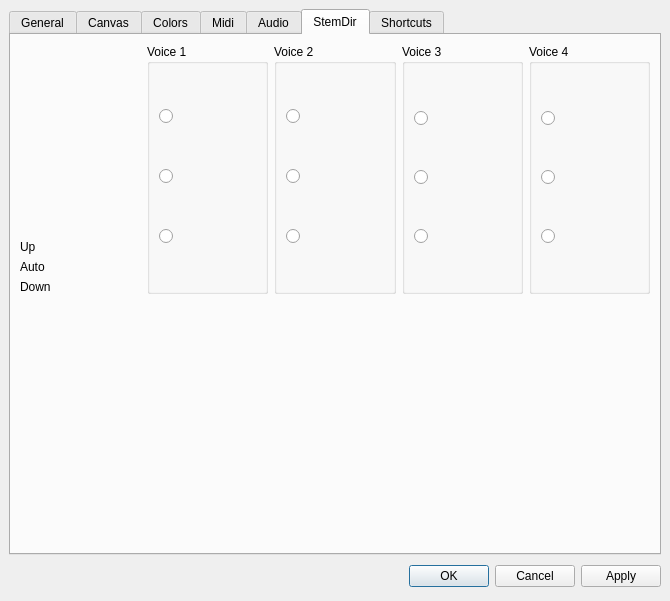
The window that mscore/mscore/prefsdialog.ui (musescore/musescore-old) describes before a commit, drawn with Qt 5.
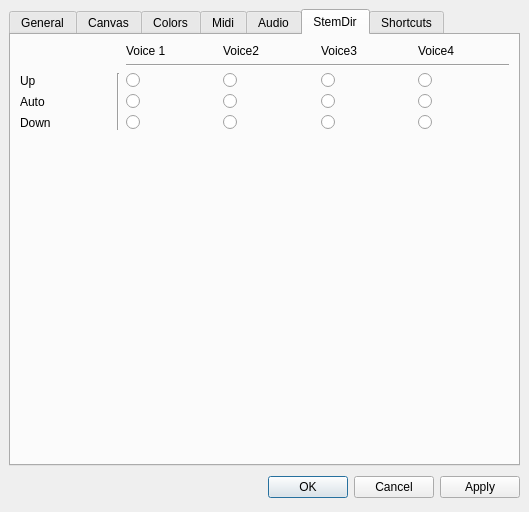
The same window after the commit. The open tabs and pages were chosen to show the change. Icons and pictures are not drawn. Custom widgets are drawn as their Qt base class.

The edit to the form file:
```diff
--- a/mscore/mscore/prefsdialog.ui
+++ b/mscore/mscore/prefsdialog.ui
@@ -5,8 +5,8 @@
    <rect>
     <x>0</x>
     <y>0</y>
-    <width>670</width>
-    <height>601</height>
+    <width>529</width>
+    <height>512</height>
    </rect>
   </property>
   <property name="windowTitle" >
@@ -1308,282 +1308,166 @@
        <string>StemDir</string>
       </attribute>
       <layout class="QGridLayout" >
-       <property name="leftMargin" >
-        <number>9</number>
-       </property>
-       <property name="topMargin" >
-        <number>9</number>
-       </property>
-       <property name="rightMargin" >
-        <number>9</number>
-       </property>
-       <property name="bottomMargin" >
-        <number>9</number>
-       </property>
-       <property name="horizontalSpacing" >
-        <number>6</number>
-       </property>
-       <property name="verticalSpacing" >
-        <number>6</number>
-       </property>
-       <item row="1" column="0" >
-        <spacer>
-         <property name="orientation" >
-          <enum>Qt::Vertical</enum>
-         </property>
-         <property name="sizeHint" >
-          <size>
-           <width>20</width>
-           <height>191</height>
-          </size>
-         </property>
-        </spacer>
-       </item>
-       <item row="0" column="4" >
-        <widget class="QGroupBox" name="voiceGroupBox4" >
-         <property name="title" >
-          <string>Voice 4</string>
-         </property>
-         <property name="flat" >
-          <bool>true</bool>
-         </property>
-         <layout class="QVBoxLayout" >
-          <property name="spacing" >
-           <number>6</number>
-          </property>
-          <property name="leftMargin" >
-           <number>9</number>
-          </property>
-          <property name="topMargin" >
-           <number>9</number>
-          </property>
-          <property name="rightMargin" >
-           <number>9</number>
-          </property>
-          <property name="bottomMargin" >
-           <number>9</number>
-          </property>
-          <item>
-           <widget class="QRadioButton" name="upRadioButton4" >
-            <property name="text" >
-             <string/>
-            </property>
-           </widget>
-          </item>
-          <item>
-           <widget class="QRadioButton" name="autoRadioButton4" >
-            <property name="text" >
-             <string/>
-            </property>
-           </widget>
-          </item>
-          <item>
-           <widget class="QRadioButton" name="downRadioButton4" >
-            <property name="text" >
-             <string/>
-            </property>
-           </widget>
-          </item>
-         </layout>
-        </widget>
-       </item>
-       <item row="0" column="3" >
-        <widget class="QGroupBox" name="voiceGroupBox3" >
-         <property name="title" >
-          <string>Voice 3</string>
-         </property>
-         <property name="flat" >
-          <bool>true</bool>
-         </property>
-         <layout class="QVBoxLayout" >
-          <property name="spacing" >
-           <number>6</number>
-          </property>
-          <property name="leftMargin" >
-           <number>9</number>
-          </property>
-          <property name="topMargin" >
-           <number>9</number>
-          </property>
-          <property name="rightMargin" >
-           <number>9</number>
-          </property>
-          <property name="bottomMargin" >
-           <number>9</number>
-          </property>
-          <item>
-           <widget class="QRadioButton" name="upRadioButton3" >
-            <property name="text" >
-             <string/>
-            </property>
-           </widget>
-          </item>
-          <item>
-           <widget class="QRadioButton" name="autoRadioButton3" >
-            <property name="text" >
-             <string/>
-            </property>
-           </widget>
-          </item>
-          <item>
-           <widget class="QRadioButton" name="downRadioButton3" >
-            <property name="text" >
-             <string/>
-            </property>
-           </widget>
-          </item>
-         </layout>
-        </widget>
-       </item>
-       <item row="0" column="0" >
-        <layout class="QVBoxLayout" >
-         <property name="spacing" >
-          <number>6</number>
-         </property>
-         <property name="leftMargin" >
-          <number>0</number>
-         </property>
-         <property name="topMargin" >
-          <number>0</number>
-         </property>
-         <property name="rightMargin" >
-          <number>0</number>
-         </property>
-         <property name="bottomMargin" >
-          <number>0</number>
-         </property>
-         <item>
-          <spacer>
-           <property name="orientation" >
-            <enum>Qt::Vertical</enum>
-           </property>
-           <property name="sizeHint" >
-            <size>
-             <width>20</width>
-             <height>40</height>
-            </size>
-           </property>
-          </spacer>
-         </item>
-         <item>
-          <widget class="QLabel" name="upLabel" >
-           <property name="text" >
-            <string>Up</string>
-           </property>
-          </widget>
-         </item>
-         <item>
-          <widget class="QLabel" name="autoLabel" >
-           <property name="text" >
-            <string>Auto</string>
-           </property>
-          </widget>
-         </item>
-         <item>
-          <widget class="QLabel" name="downLabel" >
-           <property name="text" >
-            <string>Down</string>
-           </property>
-          </widget>
-         </item>
-        </layout>
-       </item>
-       <item row="0" column="1" >
-        <widget class="QGroupBox" name="voiceGroupBox1" >
-         <property name="title" >
+       <item row="0" column="2" >
+        <widget class="QLabel" name="label_22" >
+         <property name="text" >
           <string>Voice 1</string>
          </property>
-         <property name="flat" >
-          <bool>true</bool>
+        </widget>
+       </item>
+       <item row="0" column="3" >
+        <widget class="QLabel" name="label_23" >
+         <property name="text" >
+          <string>Voice2</string>
          </property>
-         <layout class="QVBoxLayout" >
-          <property name="spacing" >
-           <number>9</number>
-          </property>
-          <property name="leftMargin" >
-           <number>9</number>
-          </property>
-          <property name="topMargin" >
-           <number>9</number>
-          </property>
-          <property name="rightMargin" >
-           <number>9</number>
-          </property>
-          <property name="bottomMargin" >
-           <number>9</number>
-          </property>
-          <item>
-           <widget class="QRadioButton" name="upRadioButton1" >
-            <property name="text" >
-             <string/>
-            </property>
-           </widget>
-          </item>
-          <item>
-           <widget class="QRadioButton" name="autoRadioButton1" >
-            <property name="text" >
-             <string/>
-            </property>
-           </widget>
-          </item>
-          <item>
-           <widget class="QRadioButton" name="downRadioButton1" >
-            <property name="text" >
-             <string/>
-            </property>
-           </widget>
-          </item>
-         </layout>
         </widget>
        </item>
-       <item row="0" column="2" >
-        <widget class="QGroupBox" name="voiceGroupBox2" >
-         <property name="title" >
-          <string>Voice 2</string>
+       <item row="0" column="4" >
+        <widget class="QLabel" name="label_24" >
+         <property name="text" >
+          <string>Voice3</string>
          </property>
-         <property name="flat" >
-          <bool>true</bool>
+        </widget>
+       </item>
+       <item row="0" column="5" >
+        <widget class="QLabel" name="label_25" >
+         <property name="text" >
+          <string>Voice4</string>
          </property>
-         <layout class="QVBoxLayout" >
-          <property name="spacing" >
-           <number>9</number>
-          </property>
-          <property name="leftMargin" >
-           <number>9</number>
-          </property>
-          <property name="topMargin" >
-           <number>9</number>
-          </property>
-          <property name="rightMargin" >
-           <number>9</number>
-          </property>
-          <property name="bottomMargin" >
-           <number>9</number>
-          </property>
-          <item>
-           <widget class="QRadioButton" name="upRadioButton2" >
-            <property name="text" >
-             <string/>
-            </property>
-           </widget>
-          </item>
-          <item>
-           <widget class="QRadioButton" name="autoRadioButton2" >
-            <property name="text" >
-             <string/>
-            </property>
-           </widget>
-          </item>
-          <item>
-           <widget class="QRadioButton" name="downRadioButton2" >
-            <property name="text" >
-             <string/>
-            </property>
-           </widget>
-          </item>
-         </layout>
         </widget>
        </item>
+       <item row="1" column="2" colspan="4" >
+        <widget class="Line" name="line" >
+         <property name="orientation" >
+          <enum>Qt::Horizontal</enum>
+         </property>
+        </widget>
+       </item>
+       <item row="2" column="0" >
+        <widget class="QLabel" name="upLabel" >
+         <property name="text" >
+          <string>Up</string>
+         </property>
+        </widget>
+       </item>
+       <item rowspan="3" row="2" column="1" >
+        <widget class="Line" name="line_2" >
+         <property name="orientation" >
+          <enum>Qt::Vertical</enum>
+         </property>
+        </widget>
+       </item>
+       <item row="2" column="2" >
+        <widget class="QRadioButton" name="upRadioButton1" >
+         <property name="text" >
+          <string/>
+         </property>
+        </widget>
+       </item>
+       <item row="2" column="3" >
+        <widget class="QRadioButton" name="upRadioButton2" >
+         <property name="text" >
+          <string/>
+         </property>
+        </widget>
+       </item>
+       <item row="2" column="4" >
+        <widget class="QRadioButton" name="upRadioButton3" >
+         <property name="text" >
+          <string/>
+         </property>
+        </widget>
+       </item>
+       <item row="2" column="5" >
+        <widget class="QRadioButton" name="upRadioButton4" >
+         <property name="text" >
+          <string/>
+         </property>
+        </widget>
+       </item>
+       <item row="3" column="0" >
+        <widget class="QLabel" name="autoLabel" >
+         <property name="text" >
+          <string>Auto</string>
+         </property>
+        </widget>
+       </item>
+       <item row="3" column="2" >
+        <widget class="QRadioButton" name="autoRadioButton1" >
+         <property name="text" >
+          <string/>
+         </property>
+        </widget>
+       </item>
+       <item row="3" column="3" >
+        <widget class="QRadioButton" name="autoRadioButton2" >
+         <property name="text" >
+          <string/>
+         </property>
+        </widget>
+       </item>
+       <item row="3" column="4" >
+        <widget class="QRadioButton" name="autoRadioButton3" >
+         <property name="text" >
+          <string/>
+         </property>
+        </widget>
+       </item>
+       <item row="3" column="5" >
+        <widget class="QRadioButton" name="autoRadioButton4" >
+         <property name="text" >
+          <string/>
+         </property>
+        </widget>
+       </item>
+       <item row="4" column="0" >
+        <widget class="QLabel" name="downLabel" >
+         <property name="text" >
+          <string>Down</string>
+         </property>
+        </widget>
+       </item>
+       <item row="4" column="2" >
+        <widget class="QRadioButton" name="downRadioButton1" >
+         <property name="text" >
+          <string/>
+         </property>
+        </widget>
+       </item>
+       <item row="4" column="3" >
+        <widget class="QRadioButton" name="downRadioButton2" >
+         <property name="text" >
+          <string/>
+         </property>
+        </widget>
+       </item>
+       <item row="4" column="4" >
+        <widget class="QRadioButton" name="downRadioButton3" >
+         <property name="text" >
+          <string/>
+         </property>
+        </widget>
+       </item>
+       <item row="4" column="5" >
+        <widget class="QRadioButton" name="downRadioButton4" >
+         <property name="text" >
+          <string/>
+         </property>
+        </widget>
+       </item>
+       <item row="5" column="0" >
+        <spacer>
+         <property name="orientation" >
+          <enum>Qt::Vertical</enum>
+         </property>
+         <property name="sizeHint" >
+          <size>
+           <width>20</width>
+           <height>221</height>
+          </size>
+         </property>
+        </spacer>
+       </item>
       </layout>
      </widget>
      <widget class="QWidget" name="tab_3" >
```
Left out of the diff: 31 changed lines with no effect on the pictures.
